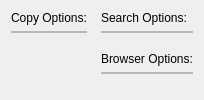
Before: the Qt Designer form programs/KJVCanOpener/KJVGeneralSettingsConfig.ui in dewhisna/KingJamesPureBibleSearch, drawn with Qt 5.
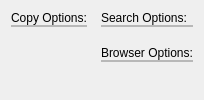
After: the same form once the commit is applied. Custom widgets are drawn as their Qt base class.

Commit message: Added prompt on exiting the configuration dialog with unsaved changes.  Added the 'cancel' mode when switching between pages with unapplied changes, as it finally occurred to me that I can setup a singleShot timer to trigger the switch back to the last index to work around the fact that it doesn't work to just call setCurrentIndex() there in the currentIndexChanged() handler since the QwwConfigWidget listWidgetView isn't finished updating itself from the previous switch.  Tweaked the spacings on the General Settings page of the configuration dialog.

What changed in the file:
```diff
--- a/programs/KJVCanOpener/KJVGeneralSettingsConfig.ui
+++ b/programs/KJVCanOpener/KJVGeneralSettingsConfig.ui
@@ -28,12 +28,18 @@
    <string>General Settings</string>
   </property>
   <layout class="QGridLayout" name="gridLayout_4">
+   <property name="bottomMargin">
+    <number>0</number>
+   </property>
    <item row="0" column="0">
     <layout class="QHBoxLayout" name="horizontalLayout">
      <item>
       <layout class="QVBoxLayout" name="verticalLayout_5">
        <item>
         <layout class="QVBoxLayout" name="verticalLayout">
+         <property name="spacing">
+          <number>0</number>
+         </property>
          <item>
           <widget class="QLabel" name="lblCopyOptions">
            <property name="text">
@@ -96,6 +102,9 @@
       <layout class="QVBoxLayout" name="verticalLayout_4">
        <item>
         <layout class="QVBoxLayout" name="verticalLayout_2">
+         <property name="spacing">
+          <number>0</number>
+         </property>
          <item>
           <widget class="QLabel" name="lblSearchOptions">
            <property name="text">
@@ -141,6 +150,9 @@
        </item>
        <item>
         <layout class="QVBoxLayout" name="verticalLayout_3">
+         <property name="spacing">
+          <number>0</number>
+         </property>
          <item>
           <widget class="QLabel" name="lblBrowserOptions">
            <property name="text">
```
The commit also changes 2 other files.
